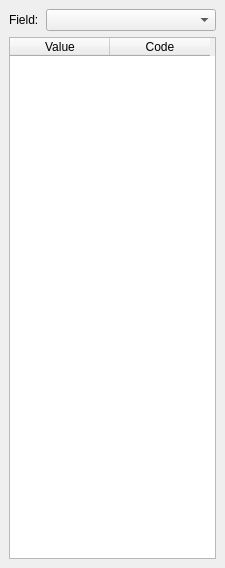
This is AttributeTools/code_list.ui in dsgoficial/DsgTools as Qt 5 draws it before an edit. The edited form follows.
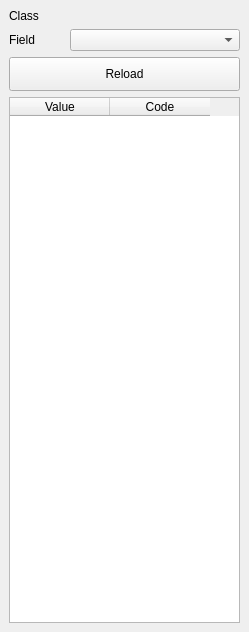
This is the edited form. Custom widgets are drawn as their Qt base class.

```diff
--- a/AttributeTools/code_list.ui
+++ b/AttributeTools/code_list.ui
@@ -6,23 +6,58 @@
    <rect>
     <x>0</x>
     <y>0</y>
-    <width>225</width>
-    <height>568</height>
+    <width>249</width>
+    <height>632</height>
    </rect>
   </property>
+  <property name="sizePolicy">
+   <sizepolicy hsizetype="Minimum" vsizetype="Preferred">
+    <horstretch>0</horstretch>
+    <verstretch>0</verstretch>
+   </sizepolicy>
+  </property>
   <property name="windowTitle">
    <string>DSGTools: Code List Viewer</string>
   </property>
   <widget class="QWidget" name="dockWidgetContents">
    <layout class="QGridLayout" name="gridLayout">
     <item row="0" column="0">
-     <widget class="QLabel" name="label">
+     <widget class="QLabel" name="label_2">
+      <property name="sizePolicy">
+       <sizepolicy hsizetype="Minimum" vsizetype="Preferred">
+        <horstretch>0</horstretch>
+        <verstretch>0</verstretch>
+       </sizepolicy>
+      </property>
       <property name="text">
-       <string>Field:</string>
+       <string>Class</string>
       </property>
      </widget>
     </item>
     <item row="0" column="1">
+     <widget class="DsgCustomComboBox" name="classComboBox" native="true">
+      <property name="sizePolicy">
+       <sizepolicy hsizetype="Minimum" vsizetype="Fixed">
+        <horstretch>0</horstretch>
+        <verstretch>0</verstretch>
+       </sizepolicy>
+      </property>
+     </widget>
+    </item>
+    <item row="1" column="0">
+     <widget class="QLabel" name="label">
+      <property name="sizePolicy">
+       <sizepolicy hsizetype="Minimum" vsizetype="Preferred">
+        <horstretch>0</horstretch>
+        <verstretch>0</verstretch>
+       </sizepolicy>
+      </property>
+      <property name="text">
+       <string>Field</string>
+      </property>
+     </widget>
+    </item>
+    <item row="1" column="1">
      <widget class="QComboBox" name="comboBox">
       <property name="sizePolicy">
        <sizepolicy hsizetype="Minimum" vsizetype="Fixed">
@@ -36,9 +71,15 @@
         <height>0</height>
        </size>
       </property>
+      <property name="maximumSize">
+       <size>
+        <width>1000</width>
+        <height>16777215</height>
+       </size>
+      </property>
      </widget>
     </item>
-    <item row="1" column="0" colspan="2">
+    <item row="3" column="0" colspan="2">
      <widget class="QTableWidget" name="tableWidget">
       <column>
        <property name="text">
@@ -52,9 +93,30 @@
       </column>
      </widget>
     </item>
+    <item row="2" column="0" colspan="2">
+     <widget class="QPushButton" name="refreshButton">
+      <property name="minimumSize">
+       <size>
+        <width>170</width>
+        <height>34</height>
+       </size>
+      </property>
+      <property name="text">
+       <string>Reload</string>
+      </property>
+     </widget>
+    </item>
    </layout>
   </widget>
  </widget>
+ <customwidgets>
+  <customwidget>
+   <class>DsgCustomComboBox</class>
+   <extends>QWidget</extends>
+   <header>DsgTools.CustomWidgets.BasicInterfaceWidgets.dsgCustomComboBox.h</header>
+   <container>1</container>
+  </customwidget>
+ </customwidgets>
  <resources/>
  <connections/>
 </ui>
```
